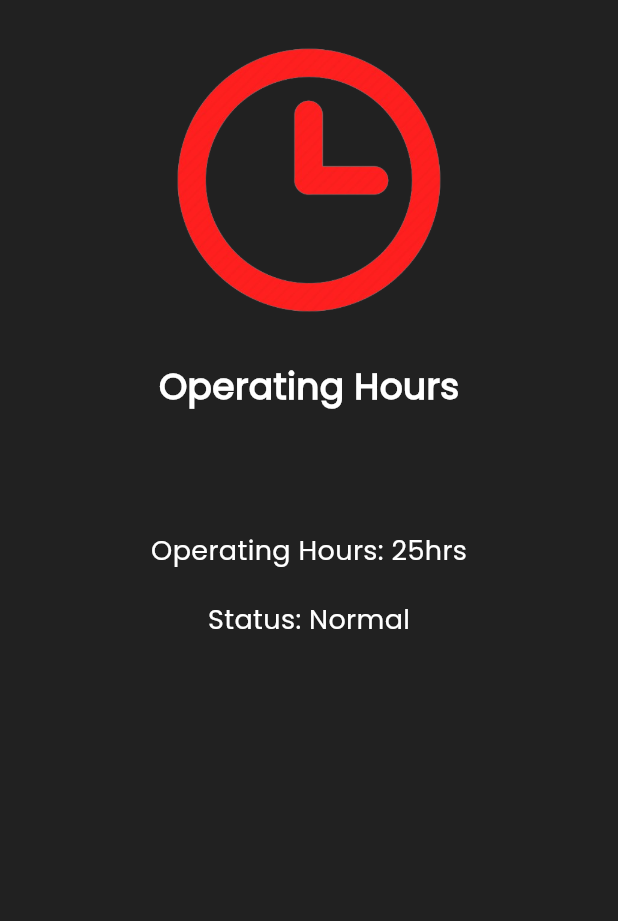
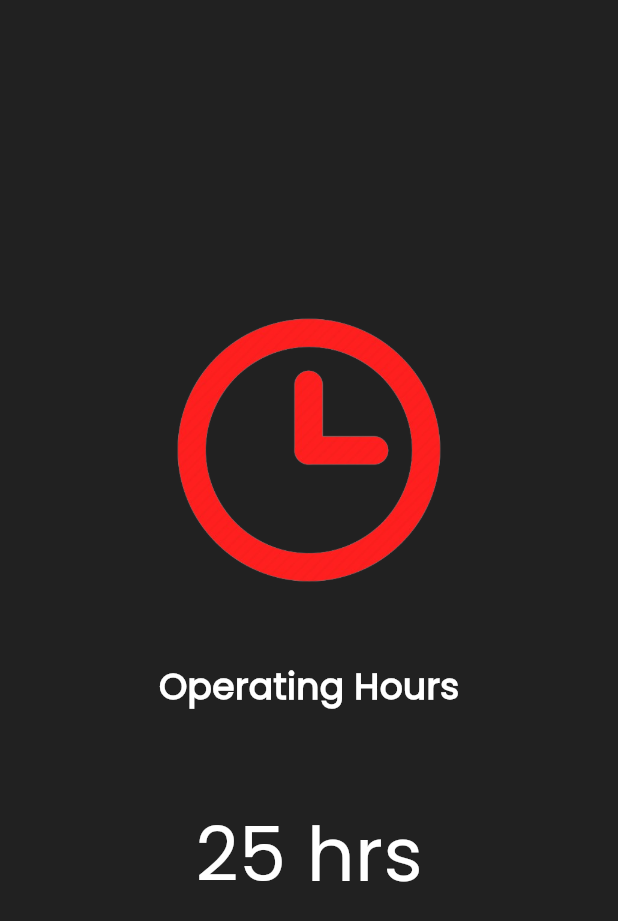
Before and after one commit to AshenDulsanka/IoT-PMS, a Flutter app: the OpHours screen opened directly, on a phone screen of 412 x 824 dp. Shown: the top 921 px of the screen. Run offline on Flutter 3.47's test engine with Material 3 defaults, Android fonts, the phone set to English and light mode, and no system bars.

Commit message:
modified ophours page

```diff
--- a/mobileapp/lib/pages/ophours.dart
+++ b/mobileapp/lib/pages/ophours.dart
@@ -10,7 +10,7 @@ class OpHours extends StatelessWidget {
       backgroundColor: Colors.grey[900],
       body: Center(
         child: Container(
-          padding: EdgeInsets.all(20.0),
+          padding: EdgeInsets.fromLTRB(20.0, 200.0, 20.0, 0.0),
           child: Column(
             mainAxisAlignment: MainAxisAlignment.start,
             children: [
@@ -20,7 +20,7 @@ class OpHours extends StatelessWidget {
                 height: 200,
                 alignment: Alignment.topCenter,
               ),
-              SizedBox(height: 20),
+              SizedBox(height: 40),
               Text(
                 "Operating Hours",
                 style: TextStyle(
@@ -30,21 +30,11 @@ class OpHours extends StatelessWidget {
                   fontFamily: "Poppins",
                 ),
               ),
-              SizedBox(height: 80),
+              SizedBox(height: 60),
               Text(
-                "Operating Hours: 25hrs",
+                "25 hrs",
                 style: TextStyle(
-                  fontSize: 18,
-                  fontWeight: FontWeight.normal,
-                  color: Colors.white,
-                  fontFamily: "Poppins",
-                ),
-              ),
-              SizedBox(height: 20),
-              Text(
-                "Status: Normal",
-                style: TextStyle(
-                  fontSize: 18,
+                  fontSize: 50,
                   fontWeight: FontWeight.normal,
                   color: Colors.white,
                   fontFamily: "Poppins",
```
